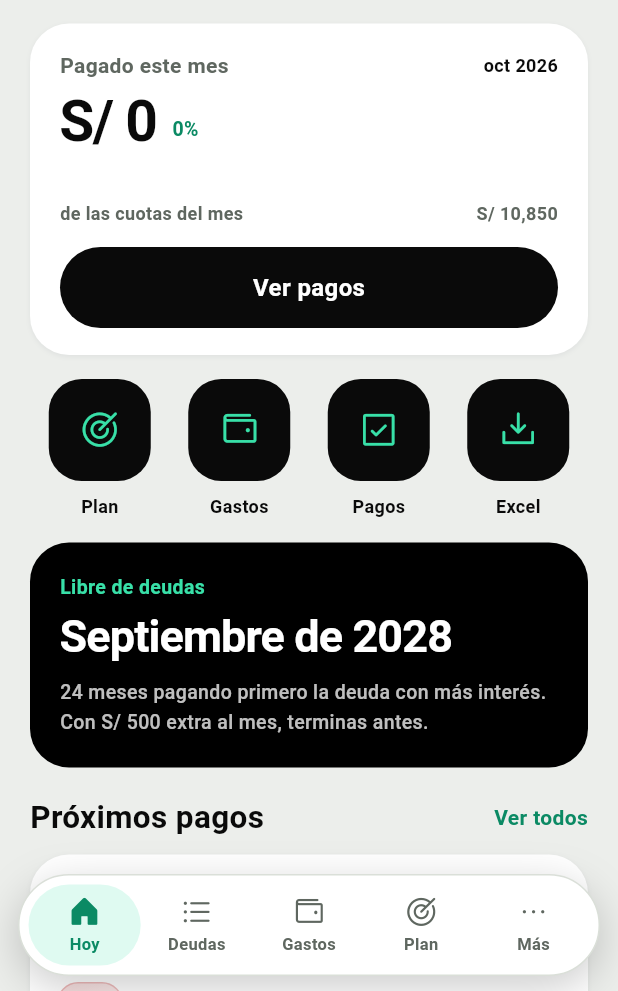
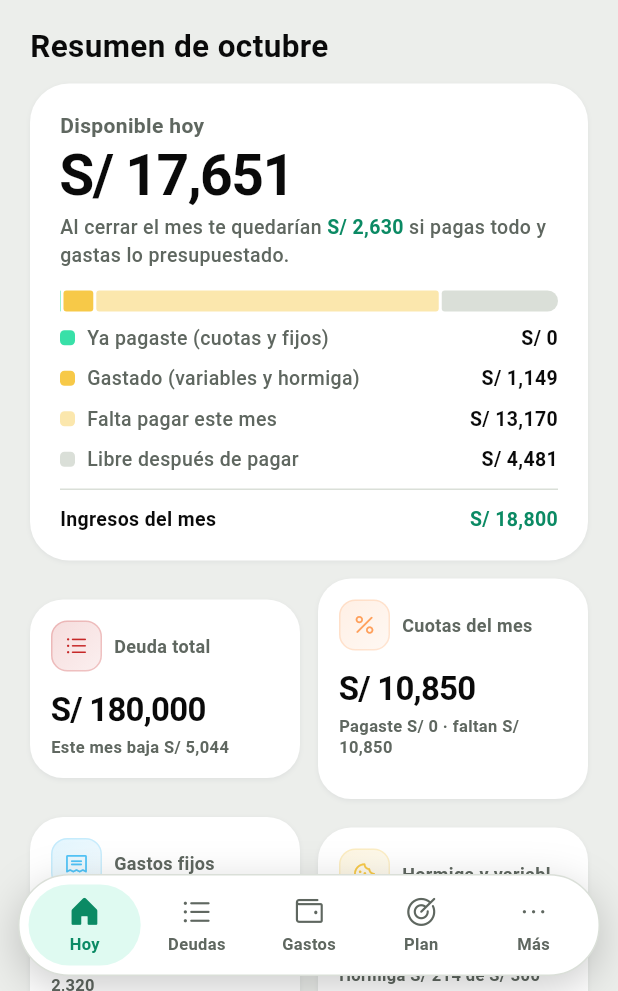
Before and after one commit to AnthonyUribeA/cero, a Flutter app: the screen it shows after launch, on a phone screen of 412 x 824 dp, the part 245-1236 px from its top. Run offline on Flutter 3.47's test engine with Material 3 defaults, Android fonts, the phone set to English and light mode, and no system bars; our stand-ins replace share_plus, shared_preferences; missing offline and left inert: excel.

Commit message:
Resumen del mes en Hoy: disponible, cierre del mes, deuda, cuotas, fijos y gastos
Co-Authored-By: Claude Opus 5.5 <noreply@anthropic.com>
Claude-Session: https://claude.ai/code/session_01DWdSfUB3XyLZufNSuhNaDn

```diff
--- a/lib/screens/hoy.dart
+++ b/lib/screens/hoy.dart
@@ -31,9 +31,6 @@ class HoyScreen extends StatelessWidget {
     final s = StoreScope.of(context);
     final now = s.now;
     final plan = s.plan;
-    final cuotas = s.totalCuotas;
-    final paidSum = s.debts.where(s.isPaid).fold(0.0, (t, d) => t + d.paymentFor(s.ymNow));
-    final pct = cuotas > 0 ? paidSum / cuotas : 0.0;
 
     final ups = <_Upcoming>[
       for (final d in s.debts)
@@ -99,38 +96,7 @@ class HoyScreen extends StatelessWidget {
         Padding(
           padding: const EdgeInsets.fromLTRB(20, 16, 20, 0),
           child: Column(children: [
-            panel(
-              p,
-              radius: 26,
-              pad: const EdgeInsets.fromLTRB(20, 18, 20, 18),
-              child: Column(crossAxisAlignment: CrossAxisAlignment.start, children: [
-                Row(mainAxisAlignment: MainAxisAlignment.spaceBetween, children: [
-                  Text('Pagado este mes', style: ts(p, 14, w: FontWeight.w600, color: p.muted)),
-                  Text('${monthsShort[now.month - 1]} ${now.year}', style: ts(p, 12, w: FontWeight.w700)),
-                ]),
-                const SizedBox(height: 6),
-                Row(crossAxisAlignment: CrossAxisAlignment.end, children: [
-                  Text(money(paidSum), style: ts(p, 38, w: FontWeight.w700, ls: -1, tab: true, h: 1.1)),
-                  const SizedBox(width: 10),
-                  Padding(
-                    padding: const EdgeInsets.only(bottom: 6),
-                    child: Text('${(pct * 100).round()}%',
-                        style: ts(p, 13, w: FontWeight.w700, color: p.green)),
-                  ),
-                ]),
-                const SizedBox(height: 12),
-                progressBar(p, pct, p.greenFill, height: 12),
-                const SizedBox(height: 8),
-                Row(mainAxisAlignment: MainAxisAlignment.spaceBetween, children: [
-                  Text('de las cuotas del mes', style: ts(p, 12, w: FontWeight.w600, color: p.muted)),
-                  Text(money(cuotas), style: ts(p, 12, w: FontWeight.w600, color: p.muted, tab: true)),
-                ]),
-                const SizedBox(height: 14),
-                wideButton(p, 'Ver pagos', () {
-                  Navigator.of(context).push(MaterialPageRoute<void>(builder: (_) => const PagosScreen()));
-                }),
-              ]),
-            ),
+            _dashboard(context, p, s),
             const SizedBox(height: 16),
             Row(children: [
               tile(Ic.target, 'Plan', () => onTab(3)),
@@ -212,6 +178,124 @@ class HoyScreen extends StatelessWidget {
     );
   }
 
+  Widget _dashboard(BuildContext context, Pal p, AppStore s) {
+    final income = s.incomeMonth;
+    final avail = s.availableNow;
+    final end = s.endOfMonth;
+    final cuotas = s.totalCuotas;
+    final cPaid = s.cuotasPaid;
+    final fixed = s.fixedTotal;
+    final fPaid = s.fixedPaidSum;
+    final gastado = s.varSpentTotal + s.hormigaSpent;
+    final pending = s.pendingDue;
+    final libre = avail - pending;
+    const amber = Color(0xFFF7C948);
+
+    Widget legend(Color c, String l, double v) => Padding(
+          padding: const EdgeInsets.only(top: 8),
+          child: Row(children: [
+            Container(width: 10, height: 10, decoration: BoxDecoration(color: c, borderRadius: BorderRadius.circular(3))),
+            const SizedBox(width: 8),
+            Expanded(child: Text(l, style: ts(p, 13, color: p.muted))),
+            Text(money(v), style: ts(p, 13, w: FontWeight.w700, tab: true)),
+          ]),
+        );
+
+    Widget kpi(IconData ic, Color c, String label, String value, String sub, {double? frac, VoidCallback? onTap}) =>
+        Expanded(
+          child: panel(
+            p,
+            radius: 22,
+            pad: const EdgeInsets.fromLTRB(14, 14, 14, 14),
+            onTap: onTap,
+            child: Column(crossAxisAlignment: CrossAxisAlignment.start, children: [
+              Row(children: [
+                iconTile(ic, c, c.withValues(alpha: 0.16), size: 34),
+                const SizedBox(width: 8),
+                Expanded(
+                  child: Text(label,
+                      maxLines: 1, overflow: TextOverflow.ellipsis, style: ts(p, 12, w: FontWeight.w700, color: p.muted)),
+                ),
+              ]),
+              const SizedBox(height: 10),
+              FittedBox(
+                fit: BoxFit.scaleDown,
+                alignment: Alignment.centerLeft,
+                child: Text(value, style: ts(p, 22, w: FontWeight.w700, ls: -0.5, tab: true)),
+              ),
+              const SizedBox(height: 2),
+              Text(sub, maxLines: 2, style: ts(p, 11, w: FontWeight.w600, color: p.muted, h: 1.3)),
+              if (frac != null) ...[
+                const SizedBox(height: 8),
+                progressBar(p, frac, frac >= 1 ? p.greenFill : c, height: 6),
+              ],
+            ]),
+          ),
+        );
+
+    return Column(crossAxisAlignment: CrossAxisAlignment.start, children: [
+      Text('Resumen de ${monthsLong[s.now.month - 1]}', style: ts(p, 21, w: FontWeight.w600)),
+      const SizedBox(height: 10),
+      panel(
+        p,
+        radius: 26,
+        pad: const EdgeInsets.fromLTRB(20, 18, 20, 18),
+        child: Column(crossAxisAlignment: CrossAxisAlignment.start, children: [
+          Text('Disponible hoy', style: ts(p, 14, w: FontWeight.w600, color: p.muted)),
+          const SizedBox(height: 2),
+          Text(money(avail),
+              style: ts(p, 38, w: FontWeight.w700, ls: -1, tab: true, h: 1.1, color: avail < 0 ? p.red : p.text)),
+          const SizedBox(height: 4),
+          Text.rich(TextSpan(style: ts(p, 13, color: p.muted), children: [
+            const TextSpan(text: 'Al cerrar el mes te quedarían '),
+            TextSpan(
+                text: money(end),
+                style: ts(p, 13, w: FontWeight.w700, color: end < 0 ? p.red : p.green)),
+            const TextSpan(text: ' si pagas todo y gastas lo presupuestado.'),
+          ])),
+          const SizedBox(height: 14),
+          splitBar(p, [
+            MapEntry(cPaid + fPaid, p.greenFill),
+            MapEntry(gastado, kHormiga),
+            MapEntry(pending, amber.withValues(alpha: 0.45)),
+            MapEntry(libre > 0 ? libre : 0.0, p.track),
+          ], height: 14),
+          legend(p.greenFill, 'Ya pagaste (cuotas y fijos)', cPaid + fPaid),
+          legend(kHormiga, 'Gastado (variables y hormiga)', gastado),
+          legend(amber.withValues(alpha: 0.45), 'Falta pagar este mes', pending),
+          legend(p.track, 'Libre después de pagar', libre),
+          const SizedBox(height: 10),
+          divider(p),
+          const SizedBox(height: 10),
+          Row(mainAxisAlignment: MainAxisAlignment.spaceBetween, children: [
+            Text('Ingresos del mes', style: ts(p, 13, w: FontWeight.w700)),
+            Text(money(income), style: ts(p, 13, w: FontWeight.w700, tab: true, color: p.green)),
+          ]),
+        ]),
+      ),
+      const SizedBox(height: 12),
+      Row(children: [
+        kpi(Ic.debts, p.red, 'Deuda total', money(s.totalDebt),
+            'Este mes baja ${money(s.capitalThisMonth)}', onTap: () => onTab(1)),
+        const SizedBox(width: 12),
+        kpi(Ic.percent, const Color(0xFFFF9F5A), 'Cuotas del mes', money(cuotas),
+            cuotas - cPaid <= 0.5 ? 'Todas pagadas' : 'Pagaste ${money(cPaid)} · faltan ${money(cuotas - cPaid)}',
+            frac: cuotas > 0 ? cPaid / cuotas : 1,
+            onTap: () => Navigator.of(context).push(MaterialPageRoute<void>(builder: (_) => const PagosScreen()))),
+      ]),
+      const SizedBox(height: 12),
+      Row(children: [
+        kpi(Ic.receipt, kFijo, 'Gastos fijos', money(fixed),
+            fixed - fPaid <= 0.5 ? 'Todos pagados' : 'Pagaste ${money(fPaid)} · faltan ${money(fixed - fPaid)}',
+            frac: fixed > 0 ? fPaid / fixed : 1, onTap: () => onTab(2)),
+        const SizedBox(width: 12),
+        kpi(Ic.snack, kHormiga, 'Hormiga y variables', money(gastado),
+            'Hormiga ${money(s.hormigaSpent)} de ${money(s.hormigaCap)}',
+            frac: s.hormigaCap > 0 ? s.hormigaSpent / s.hormigaCap : 0, onTap: () => onTab(2)),
+      ]),
+    ]);
+  }
+
   static double _pay(Debt d, DateTime due) => d.paymentFor(due.year * 12 + due.month - 1);
 
   static String _cap(String t) => t.isEmpty ? t : t[0].toUpperCase() + t.substring(1);
--- a/lib/store.dart
+++ b/lib/store.dart
@@ -138,6 +138,33 @@ class AppStore extends ChangeNotifier {
 
   double get extraIncomeMonth =>
       incomes.where((i) => _thisMonth(i.date)).fold(0.0, (t, i) => t + i.amount);
+
+  // ---- Resumen del mes ----
+  double get incomeMonth => totalIncome + extraIncomeMonth;
+  double get cuotasPaid => debts.where(isPaid).fold(0.0, (t, d) => t + d.paymentFor(ymNow));
+  double get varSpentTotal => monthExpenses(ExpenseKind.variable).fold(0.0, (t, e) => t + e.amount);
+
+  /// Lo que ya salió este mes: cuotas y fijos pagados, variables y hormiga gastados.
+  double get spentSoFar => cuotasPaid + fixedPaidSum + varSpentTotal + hormigaSpent;
+
+  /// Cuotas y fijos que todavía faltan pagar este mes.
+  double get pendingDue => (totalCuotas - cuotasPaid) + (fixedTotal - fixedPaidSum);
+
+  /// Lo que tienes hoy después de lo que ya pagaste y gastaste.
+  double get availableNow => incomeMonth - spentSoFar;
+
+  /// Lo que te quedaría al cerrar el mes si pagas todo y gastas lo presupuestado.
+  double get endOfMonth {
+    final varLeft = varBudgetTotal - varSpentTotal;
+    final hormLeft = hormigaCap - hormigaSpent;
+    return availableNow - pendingDue - (varLeft > 0 ? varLeft : 0) - (hormLeft > 0 ? hormLeft : 0);
+  }
+
+  /// Cuánto baja la deuda este mes (capital de las cuotas del mes).
+  double get capitalThisMonth => current.fold(0.0, (t, d) {
+        final r = d.schedule;
+        return t + (r.isEmpty ? 0 : r.first.capital + r.first.extra);
+      });
 
   /// Lo que queda libre tras cuotas, fijos, variables y el tope de hormiga.
   double get freeMargin =>
```
Also changed, not shown: 1 other file.
